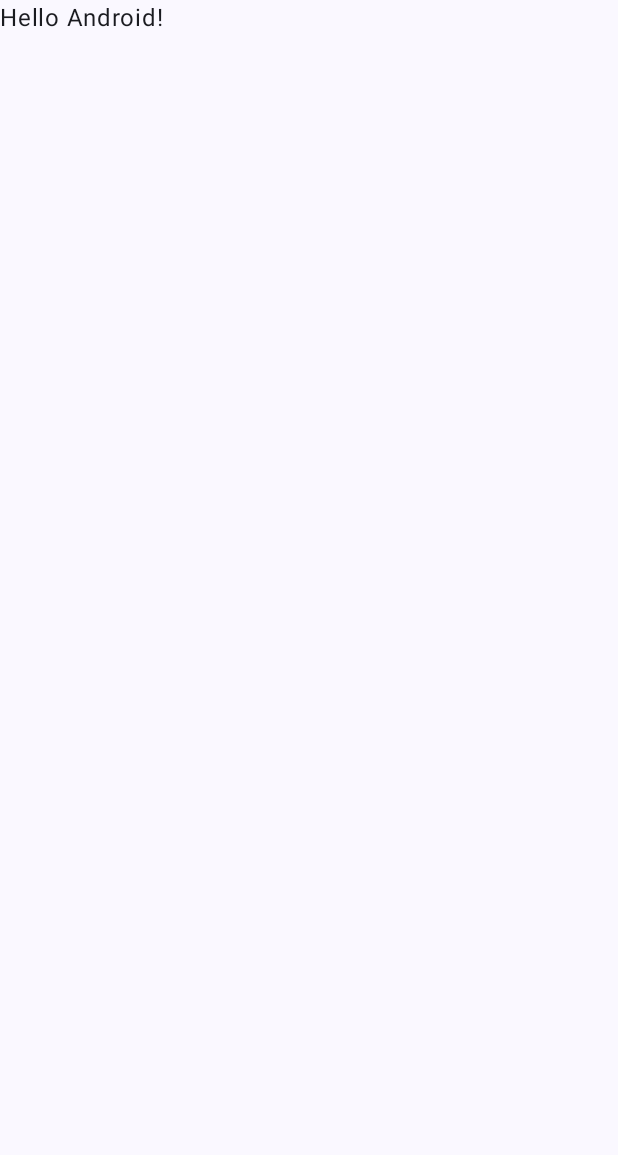
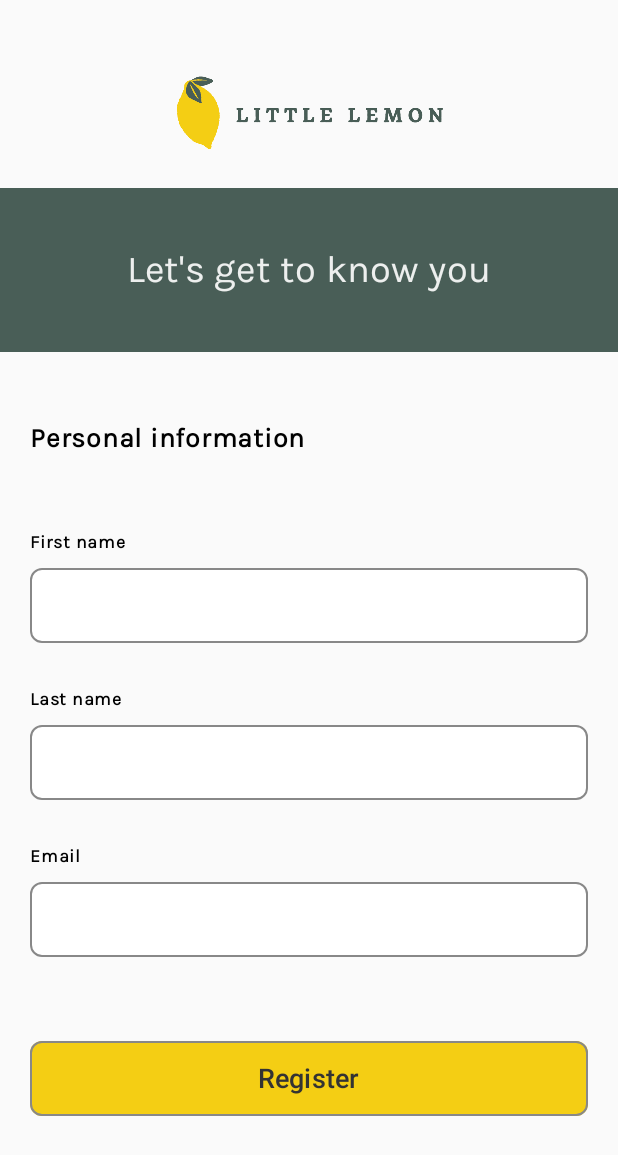
Before and after one commit to DzyhovskyiVladyslav/little-lemon, an Android app built with Jetpack Compose: the screen it shows after launch (MainActivity), on a phone screen of 412 x 824 dp. Before the commit the part shown is almost empty. Shown: the top 1155 px of the screen. Run offline under Robolectric (Android 15) with nearby library versions, the phone set to English and light mode, and no system bars.

Commit message:
COM002: Adding Onboarding page

```diff
--- a/app/src/main/java/com/vladdzyga/littlelemon/MainActivity.kt
+++ b/app/src/main/java/com/vladdzyga/littlelemon/MainActivity.kt
@@ -19,29 +19,8 @@ class MainActivity : ComponentActivity() {
         enableEdgeToEdge()
         setContent {
             LittleLemonTheme {
-                Scaffold(modifier = Modifier.fillMaxSize()) { innerPadding ->
-                    Greeting(
-                        name = "Android",
-                        modifier = Modifier.padding(innerPadding)
-                    )
-                }
+                Onboarding()
             }
         }
     }
 }
-
-@Composable
-fun Greeting(name: String, modifier: Modifier = Modifier) {
-    Text(
-        text = "Hello $name!",
-        modifier = modifier
-    )
-}
-
-@Preview(showBackground = true)
-@Composable
-fun GreetingPreview() {
-    LittleLemonTheme {
-        Greeting("Android")
-    }
-}
--- /dev/null
+++ b/app/src/main/java/com/vladdzyga/littlelemon/Onboarding.kt
@@ -0,0 +1,167 @@
+package com.vladdzyga.littlelemon
+
+import androidx.compose.foundation.Image
+import androidx.compose.foundation.background
+import androidx.compose.foundation.border
+import androidx.compose.foundation.layout.Arrangement
+import androidx.compose.foundation.layout.Box
+import androidx.compose.foundation.layout.Column
+import androidx.compose.foundation.layout.Spacer
+import androidx.compose.foundation.layout.fillMaxWidth
+import androidx.compose.foundation.layout.height
+import androidx.compose.foundation.layout.padding
+import androidx.compose.foundation.layout.size
+import androidx.compose.foundation.shape.RoundedCornerShape
+import androidx.compose.material3.Button
+import androidx.compose.material3.ButtonDefaults
+import androidx.compose.material3.ExperimentalMaterial3Api
+import androidx.compose.material3.Text
+import androidx.compose.material3.TextField
+import androidx.compose.material3.TextFieldDefaults
+import androidx.compose.runtime.Composable
+import androidx.compose.runtime.getValue
+import androidx.compose.runtime.mutableStateOf
+import androidx.compose.runtime.remember
+import androidx.compose.runtime.setValue
+import androidx.compose.ui.Alignment
+import androidx.compose.ui.Modifier
+import androidx.compose.ui.graphics.Color
+import androidx.compose.ui.res.painterResource
+import androidx.compose.ui.text.TextStyle
+import androidx.compose.ui.text.font.FontWeight
+import androidx.compose.ui.tooling.preview.Preview
+import androidx.compose.ui.unit.dp
+import androidx.compose.ui.unit.sp
+import com.vladdzyga.littlelemon.ui.theme.LittleLemonColor
+
+/**
+ * @author VladyslavDzyhovskyi
+ * Created 03-Oct-24 at 21:48
+ */
+
+@Composable
+fun Onboarding() {
+    var firstName by remember { mutableStateOf("") }
+    var lastName by remember { mutableStateOf("") }
+    var email by remember { mutableStateOf("") }
+
+    Column(
+        modifier = Modifier.fillMaxWidth(),
+        verticalArrangement = Arrangement.spacedBy(25.dp),
+        horizontalAlignment = Alignment.CenterHorizontally
+    ) {
+        Box(
+            modifier = Modifier.padding(top = 50.dp)
+        ) {
+            Image(
+                modifier = Modifier
+                    .fillMaxWidth(0.8f)
+                    .size(50.dp),
+                painter = painterResource(id = R.drawable.logo),
+                contentDescription = "LittleLemon Logo"
+            )
+        }
+        Box(
+            modifier = Modifier
+                .background(LittleLemonColor.DarkOlive)
+                .fillMaxWidth()
+                .padding(top = 40.dp, bottom = 40.dp),
+            contentAlignment = Alignment.Center
+        ) {
+            Text(
+                text = "Let's get to know you",
+                color = LittleLemonColor.White,
+                fontSize = 25.sp
+            )
+        }
+        Box(
+            modifier = Modifier.fillMaxWidth()
+        ) {
+            Text(
+                text = "Personal information",
+                fontSize = 18.sp,
+                fontWeight = FontWeight.Bold,
+                modifier = Modifier.padding(20.dp)
+            )
+        }
+        Column(
+            modifier = Modifier
+                .fillMaxWidth()
+                .padding(horizontal = 20.dp),
+            verticalArrangement = Arrangement.spacedBy(25.dp),
+            horizontalAlignment = Alignment.CenterHorizontally
+        ) {
+            OnboardingTextField(
+                value = firstName,
+                onValueChange = { firstName = it },
+                label = "First name"
+            )
+            OnboardingTextField(
+                value = lastName,
+                onValueChange = { lastName = it },
+                label = "Last name"
+            )
+            OnboardingTextField(
+                value = email,
+                onValueChange = { email = it },
+                label = "Email"
+            )
+        }
+        Spacer(modifier = Modifier.weight(1f))
+        Button(
+            onClick = {},
+            modifier = Modifier
+                .fillMaxWidth()
+                .padding(start = 20.dp, end = 20.dp, bottom = 80.dp)
+                .height(50.dp)
+                .border(1.dp, Color.Gray, RoundedCornerShape(8.dp)),
+            colors = ButtonDefaults.buttonColors(
+                containerColor = LittleLemonColor.Yellow
+            ),
+            shape = RoundedCornerShape(8.dp)
+        ) {
+            Text(
+                text = "Register",
+                color = LittleLemonColor.DarkGrey,
+                fontSize = 18.sp
+            )
+        }
+    }
+}
+
+@OptIn(ExperimentalMaterial3Api::class)
+@Composable
+fun OnboardingTextField(value: String, onValueChange: (String) -> Unit, label: String) {
+    Column {
+        Text(
+            text = label,
+            fontSize = 12.sp,
+            fontWeight = FontWeight.Bold,
+            modifier = Modifier.padding(bottom = 5.dp)
+        )
+        TextField(
+            value = value,
+            onValueChange = onValueChange,
+            singleLine = true,
+            modifier = Modifier
+                .fillMaxWidth()
+                .padding(vertical = 0.dp)
+                .height(50.dp)
+                .border(1.dp, Color.Gray, RoundedCornerShape(8.dp)),
+            textStyle = TextStyle(fontSize = 14.sp),
+            colors = TextFieldDefaults.textFieldColors(
+                containerColor = Color.White,
+                focusedIndicatorColor = Color.Transparent,
+                unfocusedIndicatorColor = Color.Transparent,
+            ),
+            shape = RoundedCornerShape(8.dp),
+        )
+    }
+}
+
+/*
+@Preview(showBackground = true)
+@Composable
+fun OnboardingPreview() {
+    Onboarding()
+}*/
--- a/app/src/main/java/com/vladdzyga/littlelemon/ui/theme/Color.kt
+++ b/app/src/main/java/com/vladdzyga/littlelemon/ui/theme/Color.kt
@@ -9,3 +9,12 @@ val Pink80 = Color(0xFFEFB8C8)
 val Purple40 = Color(0xFF6650a4)
 val PurpleGrey40 = Color(0xFF625b71)
 val Pink40 = Color(0xFF7D5260)
+
+object LittleLemonColor {
+    val DarkOlive = Color(0xFF495E57)
+    val Yellow = Color(0xFFF4CE14)
+    val Peach = Color(0xFFEE9972)
+    val Flesh = Color(0xFFFBDABB)
+    val White = Color(0xFFEDEFEE)
+    val DarkGrey = Color(0xFF333333)
+}
--- a/app/src/main/java/com/vladdzyga/littlelemon/ui/theme/Type.kt
+++ b/app/src/main/java/com/vladdzyga/littlelemon/ui/theme/Type.kt
@@ -1,34 +1,26 @@
 package com.vladdzyga.littlelemon.ui.theme
 
 import androidx.compose.material3.Typography
+import androidx.compose.ui.graphics.Color
 import androidx.compose.ui.text.TextStyle
+import androidx.compose.ui.text.font.Font
 import androidx.compose.ui.text.font.FontFamily
 import androidx.compose.ui.text.font.FontWeight
 import androidx.compose.ui.unit.sp
+import com.vladdzyga.littlelemon.R
 
 // Set of Material typography styles to start with
 val Typography = Typography(
     bodyLarge = TextStyle(
-        fontFamily = FontFamily.Default,
+        fontFamily = LittleLemonFontFamily.KarlaRegular,
         fontWeight = FontWeight.Normal,
         fontSize = 16.sp,
         lineHeight = 24.sp,
         letterSpacing = 0.5.sp
     )
-    /* Other default text styles to override
-    titleLarge = TextStyle(
-        fontFamily = FontFamily.Default,
-        fontWeight = FontWeight.Normal,
-        fontSize = 22.sp,
-        lineHeight = 28.sp,
-        letterSpacing = 0.sp
-    ),
-    labelSmall = TextStyle(
-        fontFamily = FontFamily.Default,
-        fontWeight = FontWeight.Medium,
-        fontSize = 11.sp,
-        lineHeight = 16.sp,
-        letterSpacing = 0.5.sp
-    )
-    */
 )
+
+object LittleLemonFontFamily {
+    val KarlaRegular = FontFamily(Font(R.font.karla_regular))
+    val MarkaziRegular = FontFamily(Font(R.font.markazi_text_regular))
+}
```
Also changed, not shown: app/src/main/res/drawable/logo.png (added), app/src/main/res/font/karla_regular.ttf (added), app/src/main/res/font/markazi_text_regular.ttf (added).
